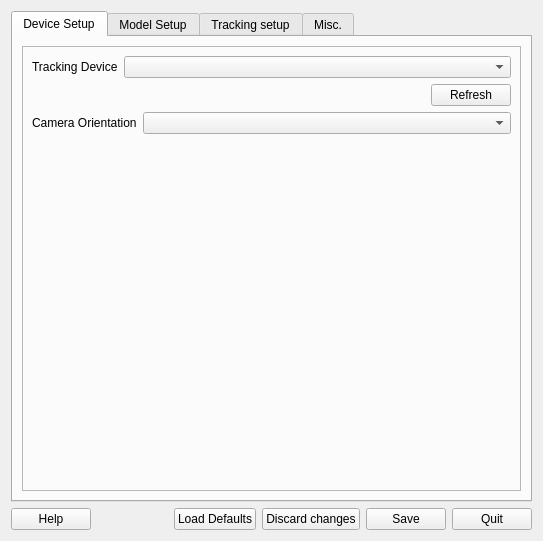
Qt form src/qt_gui/ltr.ui (mavak/linux-track) before a commit.
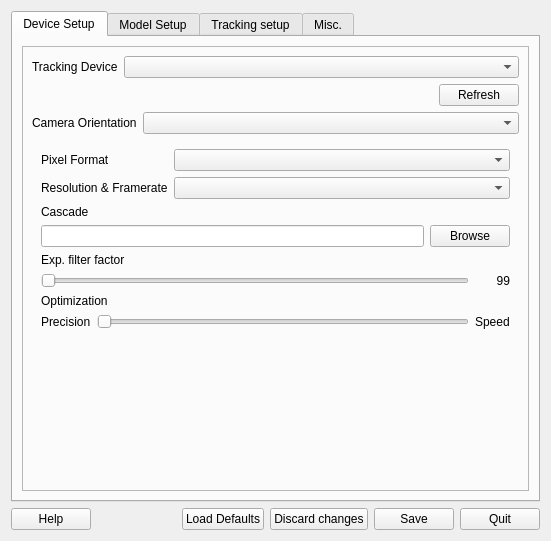
The same form after that commit. The open tabs and pages were chosen to show the change. Icons and pictures are not drawn.

What changed in the file:
```diff
--- a/src/qt_gui/ltr.ui
+++ b/src/qt_gui/ltr.ui
@@ -6,7 +6,7 @@
    <rect>
     <x>0</x>
     <y>0</y>
-    <width>543</width>
+    <width>551</width>
     <height>541</height>
    </rect>
   </property>
@@ -870,14 +870,161 @@
               <widget class="QWidget" name="emptyPrefs">
                <layout class="QVBoxLayout" name="verticalLayout_26">
                 <item>
-                 <spacer name="verticalSpacer_16">
+                 <layout class="QFormLayout" name="formLayout">
+                  <item row="1" column="0">
+                   <widget class="QLabel" name="label_61">
+                    <property name="sizePolicy">
+                     <sizepolicy hsizetype="Maximum" vsizetype="Preferred">
+                      <horstretch>0</horstretch>
+                      <verstretch>0</verstretch>
+                     </sizepolicy>
+                    </property>
+                    <property name="text">
+                     <string>Pixel Format</string>
+                    </property>
+                   </widget>
+                  </item>
+                  <item row="1" column="1">
+                   <widget class="QComboBox" name="WebcamFtFormats"/>
+                  </item>
+                  <item row="2" column="0">
+                   <widget class="QLabel" name="label_31">
+                    <property name="sizePolicy">
+                     <sizepolicy hsizetype="Maximum" vsizetype="Preferred">
+                      <horstretch>0</horstretch>
+                      <verstretch>0</verstretch>
+                     </sizepolicy>
+                    </property>
+                    <property name="text">
+                     <string>Resolution &amp; Framerate</string>
+                    </property>
+                   </widget>
+                  </item>
+                  <item row="2" column="1">
+                   <widget class="QComboBox" name="WebcamFtResolutions"/>
+                  </item>
+                 </layout>
+                </item>
+                <item>
+                 <widget class="QLabel" name="label_4">
+                  <property name="text">
+                   <string>Cascade</string>
+                  </property>
+                 </widget>
+                </item>
+                <item>
+                 <layout class="QHBoxLayout" name="horizontalLayout_26">
+                  <item>
+                   <widget class="QLineEdit" name="CascadePath"/>
+                  </item>
+                  <item>
+                   <widget class="QPushButton" name="FindCascade">
+                    <property name="text">
+                     <string>Browse</string>
+                    </property>
+                   </widget>
+                  </item>
+                 </layout>
+                </item>
+                <item>
+                 <widget class="QLabel" name="label_5">
+                  <property name="text">
+                   <string>Exp. filter factor</string>
+                  </property>
+                 </widget>
+                </item>
+                <item>
+                 <layout class="QHBoxLayout" name="horizontalLayout_31">
+                  <item>
+                   <widget class="QSlider" name="ExpFilterFactor">
+                    <property name="orientation">
+                     <enum>Qt::Horizontal</enum>
+                    </property>
+                   </widget>
+                  </item>
+                  <item>
+                   <widget class="QLabel" name="ExpFiltFactorVal">
+                    <property name="sizePolicy">
+                     <sizepolicy hsizetype="Fixed" vsizetype="Preferred">
+                      <horstretch>0</horstretch>
+                      <verstretch>0</verstretch>
+                     </sizepolicy>
+                    </property>
+                    <property name="minimumSize">
+                     <size>
+                      <width>35</width>
+                      <height>0</height>
+                     </size>
+                    </property>
+                    <property name="maximumSize">
+                     <size>
+                      <width>35</width>
+                      <height>16777215</height>
+                     </size>
+                    </property>
+                    <property name="text">
+                     <string>99</string>
+                    </property>
+                    <property name="alignment">
+                     <set>Qt::AlignRight|Qt::AlignTrailing|Qt::AlignVCenter</set>
+                    </property>
+                   </widget>
+                  </item>
+                 </layout>
+                </item>
+                <item>
+                 <widget class="QLabel" name="label_10">
+                  <property name="text">
+                   <string>Optimization</string>
+                  </property>
+                 </widget>
+                </item>
+                <item>
+                 <layout class="QHBoxLayout" name="horizontalLayout_32">
+                  <item>
+                   <widget class="QLabel" name="label_7">
+                    <property name="text">
+                     <string>Precision</string>
+                    </property>
+                   </widget>
+                  </item>
+                  <item>
+                   <widget class="QSlider" name="OptimLevel">
+                    <property name="maximum">
+                     <number>3</number>
+                    </property>
+                    <property name="pageStep">
+                     <number>1</number>
+                    </property>
+                    <property name="value">
+                     <number>0</number>
+                    </property>
+                    <property name="orientation">
+                     <enum>Qt::Horizontal</enum>
+                    </property>
+                    <property name="tickPosition">
+                     <enum>QSlider::NoTicks</enum>
+                    </property>
+                   </widget>
+                  </item>
+                  <item>
+                   <widget class="QLabel" name="label_9">
+                    <property name="text">
+                     <string>Speed</string>
+                    </property>
+                   </widget>
+                  </item>
+                 </layout>
+                </item>
+                <item>
+                 <spacer name="verticalSpacer_8">
                   <property name="orientation">
                    <enum>Qt::Vertical</enum>
                   </property>
                   <property name="sizeHint" stdset="0">
                    <size>
-                    <width>0</width>
-                    <height>0</height>
+                    <width>10</width>
+                    <height>10</height>
                    </size>
                   </property>
                  </spacer>
```
Left out of the diff: 22 changed lines with no effect on the pictures.
